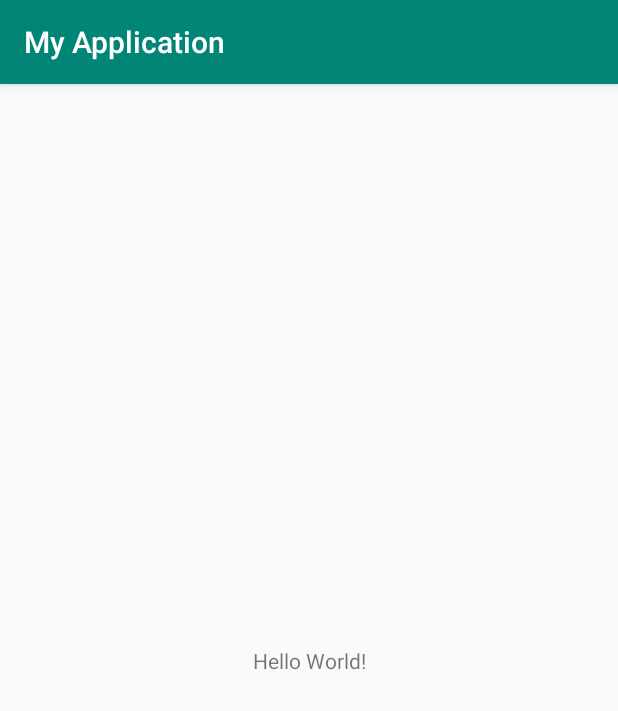
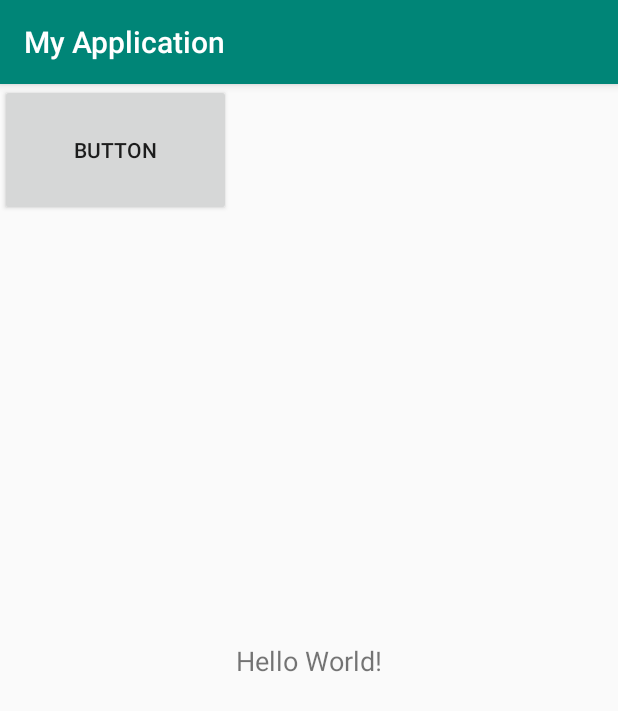
Before and after one commit to cadenorm/DropItLikeItsHot, an Android app: the screen it shows after launch (MainActivity), on a phone screen of 412 x 824 dp. Shown: the top 711 px of the screen. Run offline under Robolectric (Android 15) with nearby library versions, the phone set to English and light mode, and no system bars.

Commit message:
Update activity_main.xml

```diff
--- a/Project/app/src/main/res/layout/activity_main.xml
+++ b/Project/app/src/main/res/layout/activity_main.xml
@@ -7,12 +7,22 @@
     tools:context=".MainActivity">
 
     <TextView
+        android:id="@+id/displayText"
         android:layout_width="wrap_content"
-        android:layout_height="wrap_content"
+        android:layout_height="24dp"
         android:text="Hello World!"
+        android:textSize="18sp"
         app:layout_constraintBottom_toBottomOf="parent"
         app:layout_constraintLeft_toLeftOf="parent"
         app:layout_constraintRight_toRightOf="parent"
         app:layout_constraintTop_toTopOf="parent" />
 
+    <Button
+        android:id="@+id/button"
+        android:layout_width="154dp"
+        android:layout_height="88dp"
+        android:text="Button"
+        tools:layout_editor_absoluteX="128dp"
+        tools:layout_editor_absoluteY="419dp" />
+
 </androidx.constraintlayout.widget.ConstraintLayout>
```
